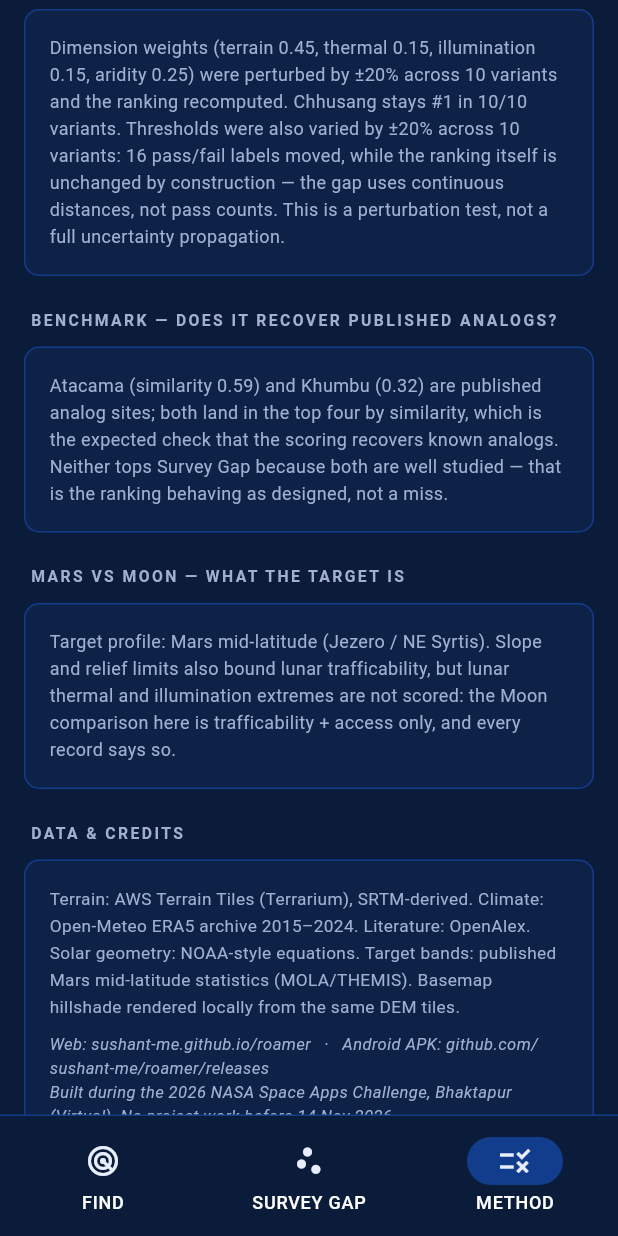
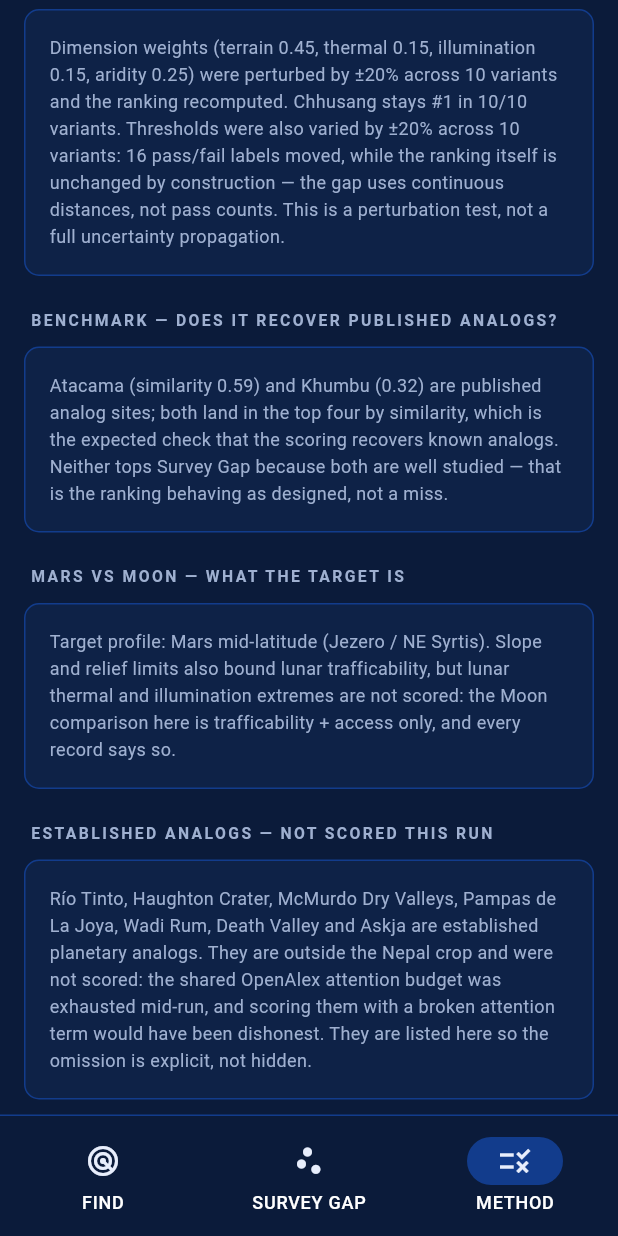
Before and after one commit to sushant-me/roamer, a Flutter app: the screen it shows after launch, item 3 of the bottom bar chosen, scrolled down 1152 dp, on a phone screen of 412 x 824 dp. Run offline on Flutter 3.47's test engine with Material 3 defaults, Android fonts, the phone set to English and light mode, and no system bars.

Commit message:
honesty: list established analogs not scored + external review section in README

```diff
--- a/lib/main.dart
+++ b/lib/main.dart
@@ -820,6 +820,11 @@ class MethodView extends StatelessWidget {
       'Target profile: Mars mid-latitude (Jezero / NE Syrtis). Slope and relief limits also bound lunar trafficability, but lunar thermal and illumination extremes are not scored: the Moon comparison here is trafficability + access only, and every record says so.',
       style: TextStyle(color: kMuted, fontSize: 12, height: 1.5),
     )),
+    const _SectionLabel('ESTABLISHED ANALOGS — NOT SCORED THIS RUN'),
+    Panel(child: const Text(
+      'Río Tinto, Haughton Crater, McMurdo Dry Valleys, Pampas de La Joya, Wadi Rum, Death Valley and Askja are established planetary analogs. They are outside the Nepal crop and were not scored: the shared OpenAlex attention budget was exhausted mid-run, and scoring them with a broken attention term would have been dishonest. They are listed here so the omission is explicit, not hidden.',
+      style: TextStyle(color: kMuted, fontSize: 12, height: 1.5),
+    )),
     const _SectionLabel('DATA & CREDITS'),
     Panel(child: Column(crossAxisAlignment: CrossAxisAlignment.start, children: const [
       Text('Terrain: AWS Terrain Tiles (Terrarium), SRTM-derived. Climate: Open-Meteo ERA5 archive 2015–2024. Literature: OpenAlex. Solar geometry: NOAA-style equations. Target bands: published Mars mid-latitude statistics (MOLA/THEMIS). Basemap hillshade rendered locally from the same DEM tiles.',
```
Also changed, not shown: 3 other files.
